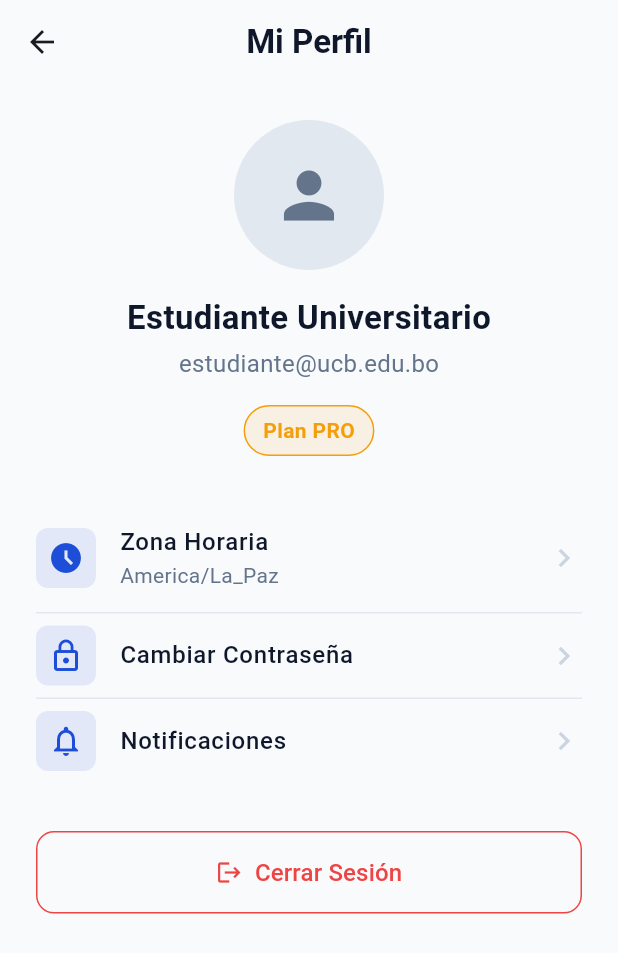
After one commit to FerSV4/StudyTrack_Flutter, a Flutter app: the ProfilePage screen opened directly, on a phone screen of 412 x 824 dp. The commit adds this screen. Shown: the top 953 px of the screen. Run offline on Flutter 3.47's test engine with Material 3 defaults, Android fonts, the phone set to English and light mode, and no system bars; our stand-ins replace dio, equatable, flutter_bloc, get_it, shared_preferences; accounts and stored records are empty; network calls fail.

Commit message:
feat(profile): maquetar UI del perfil y configurar cierre de sesion

```diff
--- /dev/null
+++ b/lib/features/profile/presentation/pages/profile_page.dart
@@ -0,0 +1,142 @@
+import 'package:flutter/material.dart';
+import 'package:flutter_bloc/flutter_bloc.dart';
+import '../../../../features/auth/presentation/bloc/auth_bloc.dart';
+import '../../../../features/auth/presentation/bloc/auth_event.dart';
+import '../../../../features/auth/presentation/pages/login_page.dart';
+
+class ProfilePage extends StatelessWidget {
+  const ProfilePage({super.key});
+
+  @override
+  Widget build(BuildContext context) {
+    // Aquí idealmente consumirías un ProfileBloc que haga un GET a /api/users/me
+    // Por ahora, maquetamos con datos estáticos basados en tu esquema de Prisma
+    const String fullName = "Estudiante Universitario";
+    const String email = "estudiante@ucb.edu.bo";
+    const String subscriptionTier = "PRO"; // free o pro
+    const String timezone = "America/La_Paz";
+
+    return Scaffold(
+      backgroundColor: const Color(0xFFF8FAFC),
+      appBar: AppBar(
+        backgroundColor: const Color(0xFFF8FAFC),
+        elevation: 0,
+        title: const Text(
+          'Mi Perfil',
+          style: TextStyle(fontWeight: FontWeight.bold, color: Color(0xFF0F172A)),
+        ),
+        centerTitle: true,
+      ),
+      body: SingleChildScrollView(
+        padding: const EdgeInsets.all(24.0),
+        child: Column(
+          children: [
+            // Sección de Avatar y Nombre
+            const Center(
+              child: CircleAvatar(
+                radius: 50,
+                backgroundColor: Color(0xFFE2E8F0),
+                child: Icon(Icons.person, size: 50, color: Color(0xFF64748B)),
+              ),
+            ),
+            const SizedBox(height: 16),
+            const Text(
+              fullName,
+              style: TextStyle(fontSize: 22, fontWeight: FontWeight.bold, color: Color(0xFF0F172A)),
+            ),
+            const SizedBox(height: 4),
+            const Text(
+              email,
+              style: TextStyle(fontSize: 16, color: Color(0xFF64748B)),
+            ),
+            const SizedBox(height: 16),
+
+            // Badge de Suscripción (Basado en tu enum subscription_type)
+            Container(
+              padding: const EdgeInsets.symmetric(horizontal: 12, vertical: 6),
+              decoration: BoxDecoration(
+                color: subscriptionTier == 'PRO' ? const Color(0xFFF59E0B).withOpacity(0.1) : const Color(0xFFE2E8F0),
+                borderRadius: BorderRadius.circular(20),
+                border: Border.all(
+                  color: subscriptionTier == 'PRO' ? const Color(0xFFF59E0B) : const Color(0xFFCBD5E1),
+                ),
+              ),
+              child: Text(
+                'Plan $subscriptionTier',
+                style: TextStyle(
+                  fontWeight: FontWeight.bold,
+                  color: subscriptionTier == 'PRO' ? const Color(0xFFF59E0B) : const Color(0xFF64748B),
+                ),
+              ),
+            ),
+            const SizedBox(height: 32),
+
+            // Opciones de Configuración
+            _buildSettingsItem(
+              icon: Icons.access_time_filled_outlined,
+              title: 'Zona Horaria',
+              subtitle: timezone,
+              onTap: () {},
+            ),
+            const Divider(height: 1, color: Color(0xFFE2E8F0)),
+            _buildSettingsItem(
+              icon: Icons.lock_outline,
+              title: 'Cambiar Contraseña',
+              onTap: () {},
+            ),
+            const Divider(height: 1, color: Color(0xFFE2E8F0)),
+            _buildSettingsItem(
+              icon: Icons.notifications_none_outlined,
+              title: 'Notificaciones',
+              onTap: () {},
+            ),
+            const SizedBox(height: 32),
+
+            // Botón de Cerrar Sesión (Con lógica real del BLoC)
+            SizedBox(
+              width: double.infinity,
+              child: OutlinedButton.icon(
+                onPressed: () {
+                  // Despacha el evento para borrar todo rastro del JWT en SharedPreferences
+                  context.read<AuthBloc>().add(AuthLogoutRequested());
+
+                  // Redirige al login limpiando el historial de navegación
+                  Navigator.of(context).pushAndRemoveUntil(
+                    MaterialPageRoute(builder: (context) => const LoginPage()),
+                    (Route<dynamic> route) => false,
+                  );
+                },
+                icon: const Icon(Icons.logout, color: Color(0xFFEF4444)),
+                label: const Text('Cerrar Sesión', style: TextStyle(color: Color(0xFFEF4444), fontSize: 16)),
+                style: OutlinedButton.styleFrom(
+                  padding: const EdgeInsets.symmetric(vertical: 16),
+                  side: const BorderSide(color: Color(0xFFEF4444)),
+                  shape: RoundedRectangleBorder(borderRadius: BorderRadius.circular(12)),
+                ),
+              ),
+            ),
+          ],
+        ),
+      ),
+    );
+  }
+
+  // Widget auxiliar para mantener el código limpio
+  Widget _buildSettingsItem({required IconData icon, required String title, String? subtitle, required VoidCallback onTap}) {
+    return ListTile(
+      contentPadding: EdgeInsets.zero,
+      leading: Container(
+        padding: const EdgeInsets.all(8),
+        decoration: BoxDecoration(
+          color: const Color(0xFF1D4ED8).withOpacity(0.1),
+          borderRadius: BorderRadius.circular(8),
+        ),
+        child: Icon(icon, color: const Color(0xFF1D4ED8)),
+      ),
+      title: Text(title, style: const TextStyle(fontWeight: FontWeight.w500, color: Color(0xFF0F172A))),
+      subtitle: subtitle != null ? Text(subtitle, style: const TextStyle(color: Color(0xFF64748B))) : null,
+      trailing: const Icon(Icons.chevron_right, color: Color(0xFFCBD5E1)),
+      onTap: onTap,
+    );
+  }
+}
--- a/lib/features/tasks/presentation/pages/dashboard_page.dart
+++ b/lib/features/tasks/presentation/pages/dashboard_page.dart
@@ -1,6 +1,7 @@
 import 'package:flutter/material.dart';
 import 'package:flutter_bloc/flutter_bloc.dart';
 import 'agenda_page.dart';
+import '../../../profile/presentation/pages/profile_page.dart';
 import '../../../academic/presentation/bloc/academic_bloc.dart';
 import '../../../academic/presentation/bloc/academic_event.dart';
 import '../../../academic/presentation/bloc/academic_state.dart';
@@ -209,10 +210,9 @@ class _DashboardPageState extends State<DashboardPage> {
         currentIndex: 0,
         onTap: (index) {
           if (index == 1) {
-            Navigator.push(
-              context,
-              MaterialPageRoute(builder: (context) => const AgendaPage()),
-            );
+            Navigator.push(context, MaterialPageRoute(builder: (context) => const AgendaPage()));
+          } else if (index == 3) { // El índice 3 es "Ajustes/Perfil"
+            Navigator.push(context, MaterialPageRoute(builder: (context) => const ProfilePage()));
           }
         },
         items: const [
```
